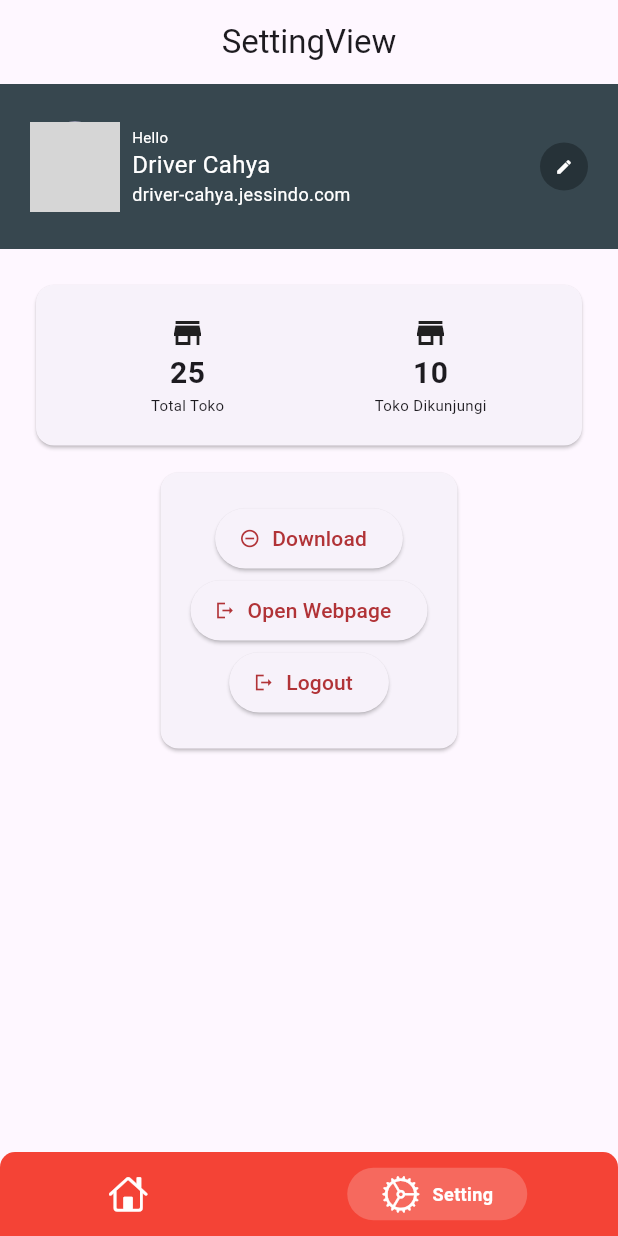
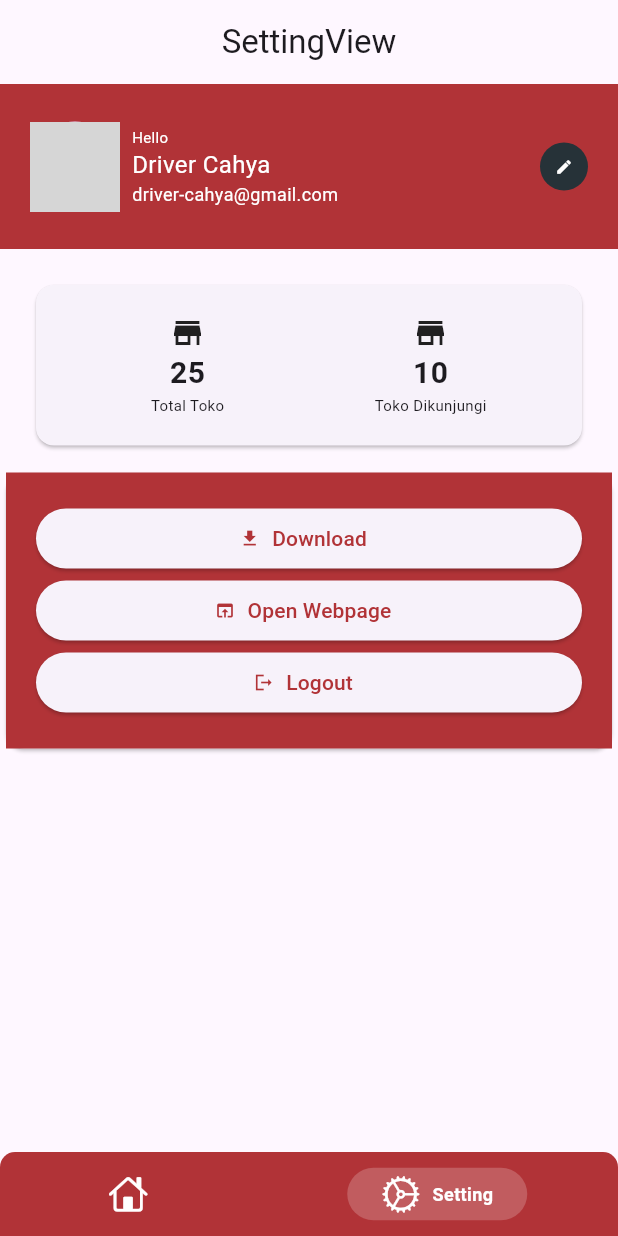
Before and after one commit to dickyderiyanto/challenge_dickyderiyanto, a Flutter app: the CustomBottomNavbar widget shown alone on an empty page, opened directly, item 2 of the bottom bar chosen, on a phone screen of 412 x 824 dp. Run offline on Flutter 3.47's test engine with Material 3 defaults, Android fonts, the phone set to English and light mode, and no system bars; drawn by our look-alikes of persistent_bottom_nav_bar; our stand-ins replace dio, get, get_storage, intl_phone_field, webview_flutter; accounts and stored records are empty; network calls fail; grey boxes are pictures that could not be loaded.

Commit message:
fungsi logout

```diff
--- a/lib/app/modules/setting/views/setting_view.dart
+++ b/lib/app/modules/setting/views/setting_view.dart
@@ -25,7 +25,7 @@ class SettingView extends GetView<SettingController> {
                 maxHeight: 110.0,
               ),
               width: MediaQuery.of(context).size.width,
-              color: Colors.blueGrey[800],
+              color: AppColors.appWave1,
               padding: const EdgeInsets.symmetric(
                 horizontal: 20.0,
               ),
@@ -59,7 +59,7 @@ class SettingView extends GetView<SettingController> {
                           ),
                         ),
                         Text(
-                          "driver-cahya.jessindo.com",
+                          "driver-cahya@gmail.com",
                           style: TextStyle(
                             fontSize: 12.0,
                             color: Colors.white,
@@ -149,15 +149,18 @@ class SettingView extends GetView<SettingController> {
             ),
             Card(
               child: Container(
-                  padding: const EdgeInsets.all(20.0),
-                  child: Column(
-                    children: [
-                      ElevatedButton.icon(
+                color: AppColors.appWave1,
+                padding: const EdgeInsets.all(20.0),
+                child: Column(
+                  children: [
+                    SizedBox(
+                      width: double.infinity,
+                      child: ElevatedButton.icon(
                         onPressed: () {
                           controller.downloadFile();
                         },
                         icon: const Icon(
-                          Icons.remove_circle_outline,
+                          Icons.download,
                           size: 14,
                           color: AppColors.appWave1,
                         ),
@@ -169,12 +172,15 @@ class SettingView extends GetView<SettingController> {
                           ),
                         ),
                       ),
-                      ElevatedButton.icon(
+                    ),
+                    SizedBox(
+                      width: double.infinity,
+                      child: ElevatedButton.icon(
                         onPressed: () {
                           Get.toNamed(Routes.WEBVIEW_PAGE);
                         },
                         icon: const Icon(
-                          Icons.logout_sharp,
+                          Icons.open_in_browser,
                           size: 14,
                           color: AppColors.appWave1,
                         ),
@@ -186,15 +192,12 @@ class SettingView extends GetView<SettingController> {
                           ),
                         ),
                       ),
-                      ElevatedButton.icon(
+                    ),
+                    SizedBox(
+                      width: double.infinity,
+                      child: ElevatedButton.icon(
                         onPressed: () {
-                          // AuthLocalDatasource().removeAuthData();
-                          // Navigator.pushReplacement(
-                          //   context,
-                          //   MaterialPageRoute(
-                          //     builder: (context) => const LoginPage(),
-                          //   ),
-                          // );
+                          controller.logout();
                         },
                         icon: const Icon(
                           Icons.logout_sharp,
@@ -209,8 +212,10 @@ class SettingView extends GetView<SettingController> {
                           ),
                         ),
                       ),
-                    ],
-                  )),
+                    ),
+                  ],
+                ),
+              ),
             ),
           ],
         ),
--- a/lib/app/modules/splash_screen/controllers/splash_screen_controller.dart
+++ b/lib/app/modules/splash_screen/controllers/splash_screen_controller.dart
@@ -18,7 +18,7 @@ class SplashScreenController extends GetxController {
       // ignore: unrelated_type_equality_checks
       print(token);
     } else {
-      Get.offAllNamed(Routes.SPLASH_SCREEN);
+      Get.offAllNamed(Routes.LOGIN);
     }
     @override
     void onInit() async {
--- a/lib/app/modules/splash_screen/views/splash_screen_view.dart
+++ b/lib/app/modules/splash_screen/views/splash_screen_view.dart
@@ -10,6 +10,7 @@ class SplashScreenView extends GetView<SplashScreenController> {
 
   @override
   Widget build(BuildContext context) {
+    Get.lazyPut(() => SplashScreenController());
     Timer(const Duration(seconds: 3), () {
       controller.auth();
     });
--- a/lib/app/modules/webview_page/views/webview_page_view.dart
+++ b/lib/app/modules/webview_page/views/webview_page_view.dart
@@ -1,3 +1,4 @@
+import 'package:VEC_dickyderiyanto/constant/colors.dart';
 import 'package:flutter/material.dart';
 
 import 'package:get/get.dart';
@@ -35,7 +36,8 @@ class WebviewPageView extends GetView<WebviewPageController> {
               },
             ),
           )
-          ..loadRequest(Uri.parse('https://www.youtube.com/watch?v=lpnKWK-KEYs')),
+          ..loadRequest(
+              Uri.parse('https://www.youtube.com/watch?v=lpnKWK-KEYs')),
       ),
     );
   }
--- a/lib/components/custom_bottom_navbar.dart
+++ b/lib/components/custom_bottom_navbar.dart
@@ -1,4 +1,5 @@
 // ignore_for_file: camel_case_types, prefer_typing_uninitialized_variables
+import 'package:VEC_dickyderiyanto/constant/colors.dart';
 import 'package:flutter/cupertino.dart';
 import 'package:flutter/material.dart';
 import 'package:persistent_bottom_nav_bar/persistent_tab_view.dart';
@@ -21,14 +22,14 @@ class CustomBottomNavbar extends StatelessWidget {
       screens: _buildScreens(),
       items: _navbarItems(),
       confineInSafeArea: true,
-      backgroundColor: Colors.red,
+      backgroundColor: AppColors.appWave1,
       handleAndroidBackButtonPress: true,
       resizeToAvoidBottomInset: true,
       stateManagement: true,
       hideNavigationBar: false,
       decoration: NavBarDecoration(
         borderRadius: BorderRadius.circular(10),
-        colorBehindNavBar: Colors.red,
+        colorBehindNavBar: AppColors.appWave1,
       ),
       popAllScreensOnTapOfSelectedTab: true,
       popActionScreens: PopActionScreensType.all,
```
Also changed, not shown: lib/app/data/datasource/auth_remote_datasource.dart (+26 -0 lines), lib/app/modules/setting/controllers/setting_controller.dart (+25 -0 lines).
